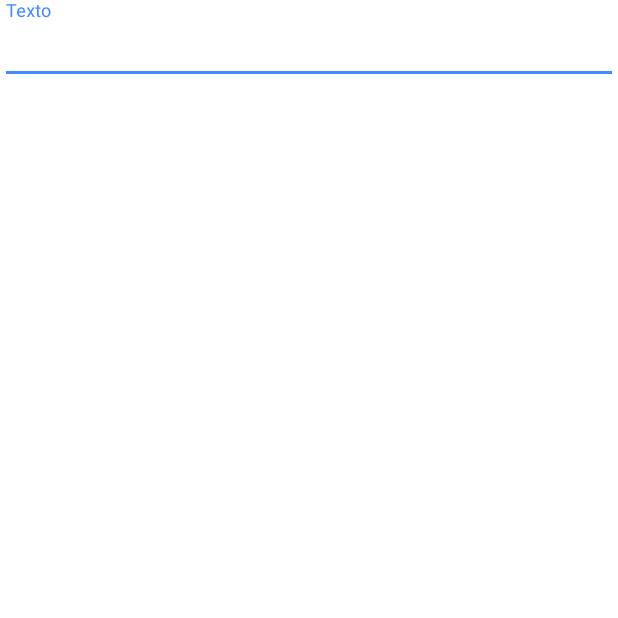
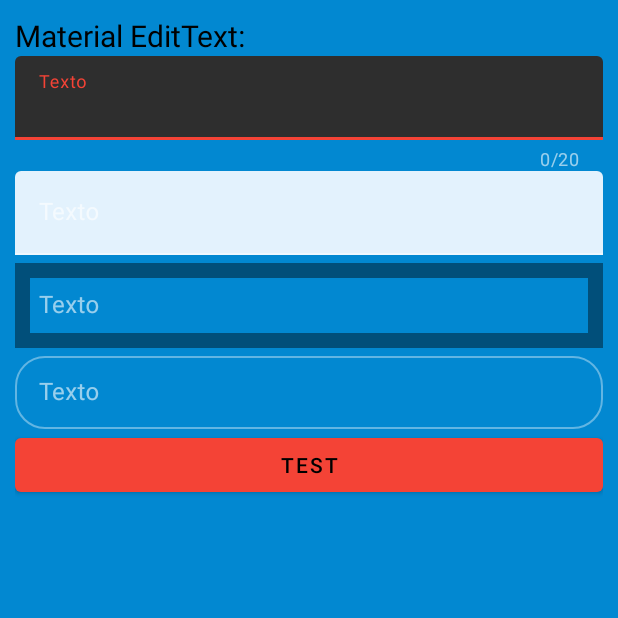
Before and after one commit to TIASSAC/APP_SYSTEM_ACTIVITY_V1, an Android app: the LoginActivity screen opened directly, with no data from a screen before it, on a phone screen of 412 x 824 dp, the top half of it. Before the commit the part shown is almost empty. Run offline under Robolectric (Android 15) with nearby library versions, the phone set to English and light mode, and no system bars.

Commit message:
TextField Material Added

```diff
--- a/app/build.gradle
+++ b/app/build.gradle
@@ -25,7 +25,8 @@ dependencies {
     implementation 'com.android.support.constraint:constraint-layout:1.1.3'
     implementation 'com.android.support:support-v4:28.0.0'
     //MATERIAL ANDROID
-    implementation 'com.google.android.material:material:1.2.0-alpha02'
+    implementation 'com.android.support:design:28.0.0'
+
     testImplementation 'junit:junit:4.12'
     androidTestImplementation 'com.android.support.test:runner:1.0.2'
     androidTestImplementation 'com.android.support.test.espresso:espresso-core:3.0.2'
--- a/app/src/main/java/com/example/appgcm/Fragments/LoginFragment.java
+++ b/app/src/main/java/com/example/appgcm/Fragments/LoginFragment.java
@@ -5,15 +5,19 @@ import android.content.Context;
 import android.net.Uri;
 import android.os.Bundle;
 import android.support.annotation.Nullable;
+import android.support.design.button.MaterialButton;
+import android.support.design.widget.TextInputEditText;
+import android.support.design.widget.TextInputLayout;
 import android.support.v4.app.Fragment;
+import android.util.Log;
+import android.view.KeyEvent;
 import android.view.LayoutInflater;
 import android.view.View;
 import android.view.ViewGroup;
 
 import com.example.appgcm.Listeners.LoginListener;
 import com.example.appgcm.R;
-import com.google.android.material.textfield.TextInputEditText;
-import com.google.android.material.textfield.TextInputLayout;
+
 
 /**
  * A simple {@link Fragment} subclass.
@@ -34,6 +38,8 @@ public class LoginFragment extends Fragment {
     private String mParam2;
 
     private TextInputLayout textInputLayout;
+    private TextInputEditText textInputEditText;
+    private MaterialButton materialButton;
 
     private LoginListener mListener;
 
@@ -45,7 +51,26 @@ public class LoginFragment extends Fragment {
     public void onActivityCreated(@Nullable Bundle savedInstanceState) {
         super.onActivityCreated(savedInstanceState);
 
-        TextInputLayout textInputCustomEndIcon = getView().findViewById(R.id.custom_end_icon);
+        textInputLayout = getActivity().findViewById(R.id.inputLayout1);
+        textInputEditText = (TextInputEditText) getActivity().findViewById(R.id.editText1);
+        materialButton = (MaterialButton) getActivity().findViewById(R.id.btnTest);
+
+        Log.v("alertta",textInputEditText.getText().toString());
+
+        materialButton.setOnClickListener(new View.OnClickListener() {
+            @Override
+            public void onClick(View view) {
+                if(textInputEditText.getText().length() > 4){
+
+                    textInputLayout.setError("Màximo 4 caracteres");
+                }else{
+                    textInputLayout.setError(null);
+                }
+            }
+        });
+
+
+
 
     }
 
--- a/app/src/main/res/layout/fragment_login.xml
+++ b/app/src/main/res/layout/fragment_login.xml
@@ -3,8 +3,13 @@
     xmlns:tools="http://schemas.android.com/tools"
     android:layout_width="match_parent"
     android:layout_height="match_parent"
-    android:background="@color/md_white_1000"
+    xmlns:app="http://schemas.android.com/apk/res-auto"
+    android:padding="10dp"
+    android:background="@color/md_light_blue_700"
     tools:context=".Fragments.LoginFragment">
+    <android.support.v4.widget.NestedScrollView
+        android:layout_width="match_parent"
+        android:layout_height="match_parent">
 
         <!-- TODO: Update blank fragment layout -->
         <LinearLayout
@@ -12,19 +17,106 @@
             android:layout_height="wrap_content"
             android:orientation="vertical">
 
-        <com.google.android.material.textfield.TextInputLayout
-            android:id="@+id/custom_end_icon"
+            <android.support.v7.widget.AppCompatTextView
+                android:layout_width="match_parent"
+                android:layout_height="wrap_content"
+                android:text="Material EditText:"
+                android:textSize="20dp"
+                android:textColor="@color/md_black_1000">
+
+            </android.support.v7.widget.AppCompatTextView>
+            <!--1.  EDIT TEXT SIMPLE-->
+            <android.support.design.widget.TextInputLayout
+                android:id="@+id/inputLayout1"
                 android:layout_width="match_parent"
                 android:layout_height="wrap_content"
                 android:hint="@string/hint_text"
+                app:errorEnabled="true"
+
+                app:counterEnabled="true"
+                app:counterMaxLength="20"
                >
 
-            <com.google.android.material.textfield.TextInputEditText
+                <android.support.design.widget.TextInputEditText
                     android:layout_width="match_parent"
-                android:layout_height="wrap_content"/>
+                    android:layout_height="match_parent"
+                    android:id="@+id/editText1"
+                    />
 
-        </com.google.android.material.textfield.TextInputLayout>
+            </android.support.design.widget.TextInputLayout>
 
+            <!--2. EDIT TEXT CON COLOR DE FONDO-->
+            <android.support.design.widget.TextInputLayout
+                android:id="@+id/inputLayout2"
+                android:layout_width="match_parent"
+                android:layout_height="wrap_content"
+                android:hint="@string/hint_text"
+                app:boxBackgroundColor="@color/md_blue_50"
+                style="@style/Widget.MaterialComponents.TextInputLayout.FilledBox"
+                >
+
+                <android.support.design.widget.TextInputEditText
+                    android:layout_width="match_parent"
+                    android:layout_height="match_parent"
+                    android:id="@+id/editText2"
+                    />
+
+            </android.support.design.widget.TextInputLayout>
+
+            <!--3. EDIT TEXT CON BORDE DELGADO-->
+            <android.support.design.widget.TextInputLayout
+                android:id="@+id/inputLayout3"
+                android:layout_width="match_parent"
+                android:layout_height="wrap_content"
+                android:hint="@string/hint_text"
+                app:boxStrokeColor="@color/md_red_50"
+                app:boxStrokeWidth="10dp"
+                style="@style/Widget.MaterialComponents.TextInputLayout.OutlinedBox"
+                >
+
+                <android.support.design.widget.TextInputEditText
+                    android:layout_width="match_parent"
+                    android:layout_height="match_parent"
+                    android:id="@+id/editText3"
+                    />
+
+            </android.support.design.widget.TextInputLayout>
+
+            <!--4. EDIT TEXT CON BORDE GRUESO-->
+            <android.support.design.widget.TextInputLayout
+                android:id="@+id/inputLayout4"
+                android:layout_width="match_parent"
+                android:layout_height="wrap_content"
+                android:hint="@string/hint_text"
+                app:boxCornerRadiusTopStart="20dp"
+                app:boxCornerRadiusTopEnd="20dp"
+                app:boxCornerRadiusBottomStart="20dp"
+                app:boxCornerRadiusBottomEnd="20dp"
+                style="@style/Widget.MaterialComponents.TextInputLayout.OutlinedBox.Dense"
+                >
+
+                <android.support.design.widget.TextInputEditText
+                    android:layout_width="match_parent"
+                    android:layout_height="match_parent"
+                    android:id="@+id/editText5"
+                    />
+
+            </android.support.design.widget.TextInputLayout>
+
+
+            <android.support.design.button.MaterialButton
+                android:layout_width="match_parent"
+                android:layout_height="wrap_content"
+                android:id="@+id/btnTest"
+                android:text="Test">
+
+            </android.support.design.button.MaterialButton>
         </LinearLayout>
 
+
+
+    </android.support.v4.widget.NestedScrollView>
+
+
+
 </RelativeLayout>
--- a/app/src/main/res/values/styles.xml
+++ b/app/src/main/res/values/styles.xml
@@ -1,6 +1,6 @@
 <resources>
 
-    <style name="AppTheme" parent="Theme.AppCompat.NoActionBar">
+    <style name="AppTheme" parent="Theme.MaterialComponents.NoActionBar">
         <!-- Customize your theme here. -->
         <item name="colorPrimary">@color/md_red_500</item>
         <item name="colorPrimaryDark">@color/md_red_700</item>
@@ -18,7 +18,7 @@
 
     </style>
 
-    <style name="AppTheme2" parent="Theme.AppCompat.NoActionBar">
+    <style name="AppTheme2" parent="Theme.MaterialComponents.NoActionBar">
         <!-- Customize your theme here. -->
         <item name="colorPrimary">@color/md_blue_500</item>
         <item name="colorPrimaryDark">@color/md_blue_700</item>
@@ -32,7 +32,7 @@
 
     </style>
 
-    <style name="AppTheme3" parent="Theme.AppCompat.NoActionBar">
+    <style name="AppTheme3" parent="Theme.MaterialComponents.NoActionBar">
         <!-- Customize your theme here. -->
         <item name="colorPrimary">@color/md_green_500</item>
         <item name="colorPrimaryDark">@color/md_green_700</item>
@@ -46,7 +46,7 @@
 
     </style>
 
-    <style name="AppTheme4" parent="Theme.AppCompat.NoActionBar">
+    <style name="AppTheme4" parent="Theme.MaterialComponents.NoActionBar">
         <!-- Customize your theme here. -->
         <item name="colorPrimary">@color/md_orange_500</item>
         <item name="colorPrimaryDark">@color/md_orange_700</item>
@@ -60,7 +60,7 @@
 
     </style>
 
-    <style name="AppTheme5" parent="Theme.AppCompat.NoActionBar">
+    <style name="AppTheme5" parent="Theme.MaterialComponents.NoActionBar">
         <!-- Customize your theme here. -->
         <item name="colorPrimary">@color/md_pink_500</item>
         <item name="colorPrimaryDark">@color/md_pink_700</item>
@@ -74,7 +74,7 @@
 
     </style>
 
-    <style name="AppTheme6" parent="Theme.AppCompat.NoActionBar">
+    <style name="AppTheme6" parent="Theme.MaterialComponents.NoActionBar">
         <!-- Customize your theme here. -->
         <item name="colorPrimary">@color/md_indigo_500</item>
         <item name="colorPrimaryDark">@color/md_indigo_700</item>
@@ -88,7 +88,7 @@
 
     </style>
 
-    <style name="AppTheme7" parent="Theme.AppCompat.NoActionBar">
+    <style name="AppTheme7" parent="Theme.MaterialComponents.NoActionBar">
         <!-- Customize your theme here. -->
         <item name="colorPrimary">@color/md_brown_500</item>
         <item name="colorPrimaryDark">@color/md_brown_700</item>
@@ -102,7 +102,7 @@
 
     </style>
 
-    <style name="AppTheme8" parent="Theme.AppCompat.NoActionBar">
+    <style name="AppTheme8" parent="Theme.MaterialComponents.NoActionBar">
         <!-- Customize your theme here. -->
         <item name="colorPrimary">@color/md_blue_grey_500</item>
         <item name="colorPrimaryDark">@color/md_blue_grey_700</item>
@@ -116,7 +116,7 @@
 
     </style>
 
-    <style name="AppTheme9" parent="Theme.AppCompat.NoActionBar">
+    <style name="AppTheme9" parent="Theme.MaterialComponents.NoActionBar">
         <!-- Customize your theme here. -->
         <item name="colorPrimary">@color/md_falcon_500</item>
         <item name="colorPrimaryDark">@color/md_falcon_700</item>
@@ -130,7 +130,7 @@
 
     </style>
 
-    <style name="AppTheme10" parent="Theme.AppCompat.NoActionBar">
+    <style name="AppTheme10" parent="Theme.MaterialComponents.NoActionBar">
         <!-- Customize your theme here. -->
         <item name="colorPrimary">@color/md_light_blue_500</item>
         <item name="colorPrimaryDark">@color/md_light_blue_700</item>
```
Lines whose indentation alone changed are shown as unchanged.
